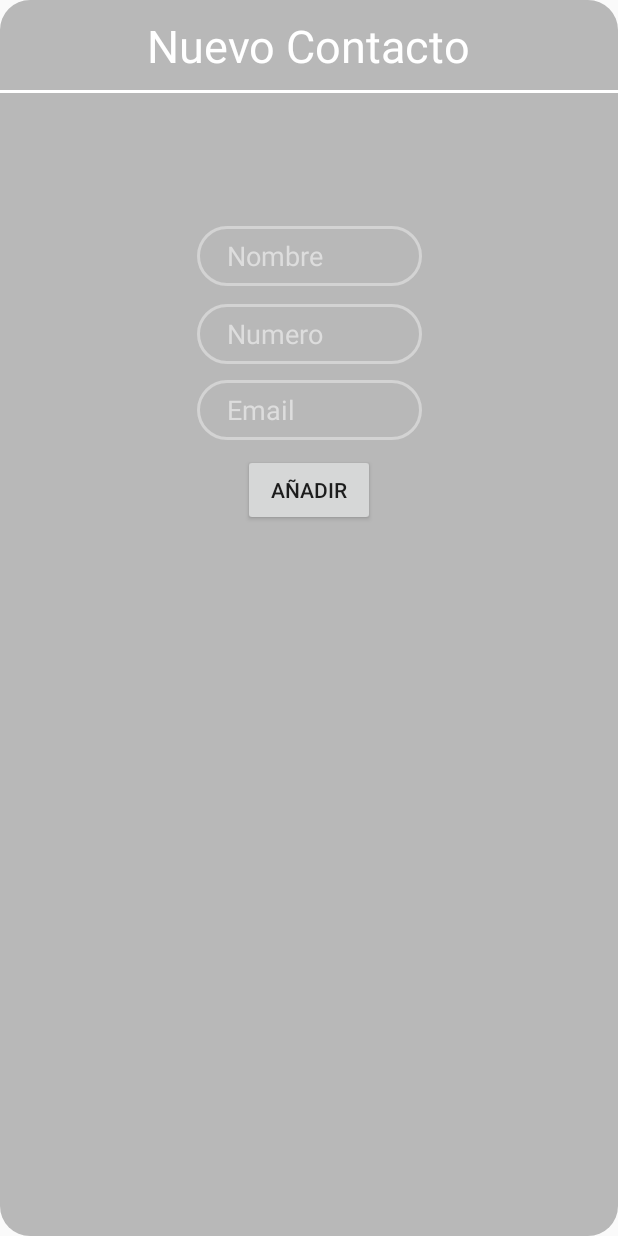
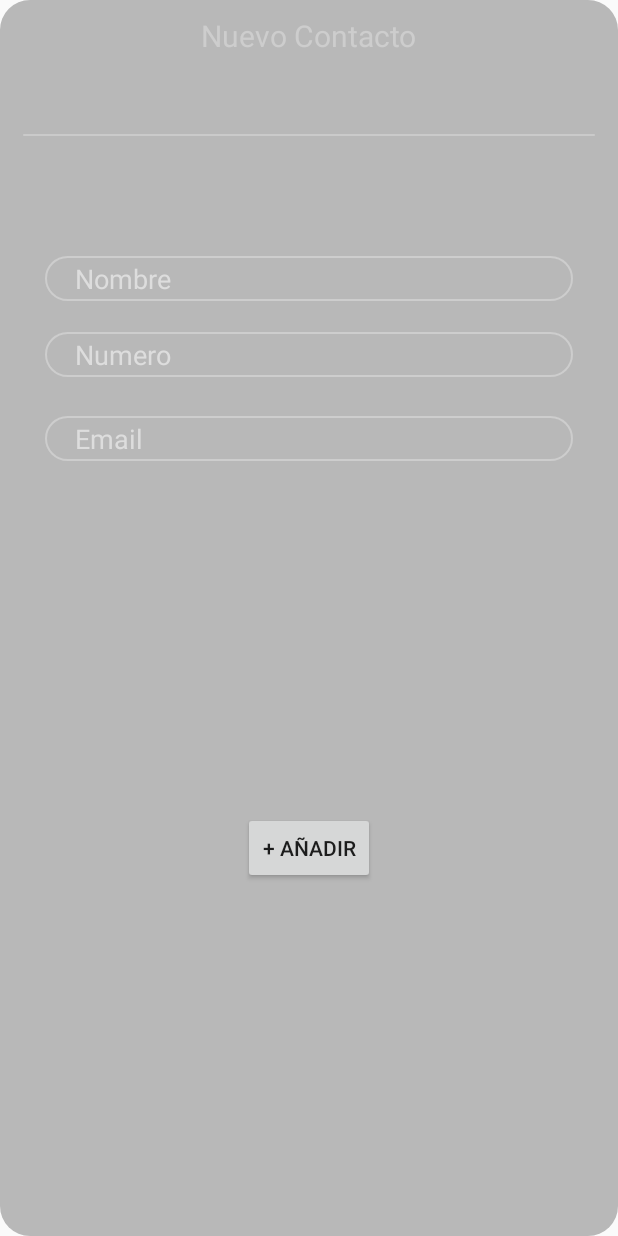
Before and after one commit to unknowncode44/fragment_layout, an Android app: the fragment AddContact shown on its own in the app's theme, on a phone screen of 412 x 824 dp. Run offline under Robolectric (Android 15) with nearby library versions, the phone set to English and light mode, and no system bars.

Commit message:
se modifico un poco el layout y se agragan fumciones para mostrar/quitar fragments

```diff
--- a/app/src/main/res/drawable/edittext.xml
+++ b/app/src/main/res/drawable/edittext.xml
@@ -1,6 +1,6 @@
 <?xml version="1.0" encoding="utf-8"?>
 <shape xmlns:android="http://schemas.android.com/apk/res/android">
     <corners android:radius="20dp"/>
-    <stroke android:width="2dp"
-        android:color="#D3D3D3"/>
+    <stroke android:width="1dp"
+        android:color="@color/Silver"/>
 </shape>
--- a/app/src/main/res/layout-land/activity_main.xml
+++ b/app/src/main/res/layout-land/activity_main.xml
@@ -21,7 +21,8 @@
         app:layout_constraintBottom_toBottomOf="parent"
         app:layout_constraintEnd_toEndOf="parent"
         app:layout_constraintStart_toEndOf="@+id/frag_1"
-        app:layout_constraintTop_toTopOf="parent" />
+        app:layout_constraintTop_toTopOf="parent"
+        />
 
     <FrameLayout
         android:id="@+id/frag_2"
--- a/app/src/main/res/layout/contact_list.xml
+++ b/app/src/main/res/layout/contact_list.xml
@@ -24,10 +24,10 @@
             android:layout_alignParentStart="true"
             android:layout_alignParentTop="true"
             android:layout_alignParentEnd="true"
+            android:layout_marginStart="10dp"
             android:layout_marginBottom="5dp"
             android:elevation="10dp"
             android:text="@string/contactos"
-            android:layout_marginStart="10dp"
             android:textAlignment="textStart"
             android:textColor="@color/Silver"
             android:textSize="20sp" />
--- a/app/src/main/res/layout/contacts_details.xml
+++ b/app/src/main/res/layout/contacts_details.xml
@@ -4,7 +4,7 @@
     xmlns:tools="http://schemas.android.com/tools"
     android:layout_width="match_parent"
     android:layout_height="match_parent"
-    android:background="@drawable/black_shape"
+    android:background="@drawable/transparent_shape"
     tools:context=".ContactsDetails"
     android:padding="5dp"
     >
--- a/app/src/main/res/layout/fragment_add_contact.xml
+++ b/app/src/main/res/layout/fragment_add_contact.xml
@@ -23,28 +23,29 @@
             android:layout_height="wrap_content"
             android:layout_gravity="center"
             android:text="@string/new_contact"
-            android:textColor="@color/white"
-            android:textSize="30sp"
+            android:textColor="@color/Silver"
+            android:textSize="20sp"
             android:layout_marginTop="10dp"/>
 
     </LinearLayout>
 
-    <View
-        android:id="@+id/view"
+    <RelativeLayout
+        android:id="@+id/divider_line_01"
         android:layout_width="match_parent"
-        android:layout_height="2dp"
-        android:background="@color/white"
-        app:layout_constraintTop_toBottomOf="@+id/contact"
-        app:layout_constraintBottom_toBottomOf="parent"
+        android:layout_height="1dp"
+        android:layout_marginHorizontal="15dp"
+        android:background="@drawable/white_shape_01"
+        app:layout_constraintBottom_toTopOf="@id/name"
+        android:layout_marginBottom="50dp"
+        app:layout_constraintEnd_toEndOf="parent"
         app:layout_constraintStart_toStartOf="parent"
-        app:layout_constraintEnd_toEndOf="parent"
-        app:layout_constraintVertical_bias="0"/>
+        app:layout_constraintTop_toBottomOf="@id/contact" />
 
     <ImageView
         android:id="@+id/image"
         android:layout_width="wrap_content"
         android:layout_height="wrap_content"
-        app:layout_constraintTop_toBottomOf="@+id/view"
+        app:layout_constraintTop_toBottomOf="@+id/divider_line_01"
         app:layout_constraintStart_toStartOf="parent"
         app:layout_constraintEnd_toEndOf="parent"
         app:layout_constraintBottom_toBottomOf="parent"
@@ -53,48 +54,54 @@
 
     <EditText
         android:id="@+id/name"
-        android:layout_width="150dp"
-        android:layout_height="40dp"
+        android:layout_width="match_parent"
+        android:layout_height="30dp"
+        android:layout_marginHorizontal="30dp"
+        android:background="@drawable/edittext"
+        android:hint="@string/name"
         android:paddingLeft="20dp"
+        android:textColor="@color/Silver"
+        android:textColorHint="@color/gray"
+        app:layout_constraintBottom_toBottomOf="parent"
+        app:layout_constraintEnd_toEndOf="parent"
+        app:layout_constraintStart_toStartOf="parent"
         app:layout_constraintTop_toBottomOf="@+id/image"
-        app:layout_constraintBottom_toBottomOf="parent"
-        app:layout_constraintStart_toStartOf="parent"
-        app:layout_constraintEnd_toEndOf="parent"
-        android:hint="@string/name"
-        android:textColor="@color/white"
-        android:textColorHint="@color/gray"
-        app:layout_constraintVertical_bias=".02"
-        android:background="@drawable/edittext"/>
+        app:layout_constraintVertical_bias=".01" />
 
     <EditText
         android:id="@+id/number"
-        android:layout_width="150dp"
-        android:layout_height="40dp"
+        android:layout_width="match_parent"
+        android:layout_marginTop="15dp"
+        android:layout_height="30dp"
+        android:layout_marginHorizontal="30dp"
+        android:background="@drawable/edittext"
+        android:hint="@string/number"
         android:paddingLeft="20dp"
+        android:textColor="@color/Silver"
+        android:textColorHint="@color/gray"
+        app:layout_constraintBottom_toBottomOf="parent"
+        app:layout_constraintEnd_toEndOf="parent"
+        app:layout_constraintStart_toStartOf="parent"
         app:layout_constraintTop_toBottomOf="@+id/name"
-        app:layout_constraintBottom_toBottomOf="parent"
-        app:layout_constraintStart_toStartOf="parent"
-        app:layout_constraintEnd_toEndOf="parent"
-        android:hint="@string/number"
-        android:textColor="@color/white"
-        android:textColorHint="@color/gray"
-        app:layout_constraintVertical_bias=".02"
-        android:background="@drawable/edittext"/>
+        app:layout_constraintVertical_bias=".01" />
 
     <EditText
         android:id="@+id/email"
-        android:layout_width="150dp"
-        android:layout_height="40dp"
+        android:layout_marginTop="15dp"
+        android:layout_width="match_parent"
+        android:layout_height="30dp"
+        android:layout_marginHorizontal="30dp"
+        android:layout_marginBottom="15dp"
+        android:background="@drawable/edittext"
+        android:hint="@string/email"
         android:paddingLeft="20dp"
+        android:textColor="@color/Silver"
+        android:textColorHint="@color/gray"
+        app:layout_constraintBottom_toBottomOf="parent"
+        app:layout_constraintEnd_toEndOf="parent"
+        app:layout_constraintStart_toStartOf="parent"
         app:layout_constraintTop_toBottomOf="@+id/number"
-        app:layout_constraintBottom_toBottomOf="parent"
-        app:layout_constraintStart_toStartOf="parent"
-        app:layout_constraintEnd_toEndOf="parent"
-        android:hint="@string/email"
-        android:textColor="@color/white"
-        android:textColorHint="@color/gray"
-        app:layout_constraintVertical_bias=".02"
-        android:background="@drawable/edittext"/>
+        app:layout_constraintVertical_bias=".02" />
 
     <Button
         android:layout_width="wrap_content"
@@ -104,7 +111,7 @@
         app:layout_constraintStart_toStartOf="parent"
         app:layout_constraintEnd_toEndOf="parent"
         app:layout_constraintBottom_toBottomOf="parent"
-        app:layout_constraintVertical_bias=".02"/>
+        />
 
 
 </androidx.constraintlayout.widget.ConstraintLayout>
--- a/app/src/main/res/layout/fragment_empty_container.xml
+++ b/app/src/main/res/layout/fragment_empty_container.xml
@@ -7,7 +7,4 @@
     tools:context=".ContactsDetails"
     android:padding="5dp"
     >
-
-
-
 </RelativeLayout>
--- a/app/src/main/res/values/strings.xml
+++ b/app/src/main/res/values/strings.xml
@@ -7,5 +7,5 @@
     <string name="name">Nombre</string>
     <string name="number">Numero</string>
     <string name="email">Email</string>
-    <string name="add_contact">Añadir</string>
+    <string name="add_contact"> + Añadir </string>
 </resources>
```
Also changed, not shown: app/src/main/java/com/example/landscapecontacts/ContactList.kt (+55 -13 lines), app/src/main/java/com/example/landscapecontacts/MainActivity.kt (+8 -1 lines).
